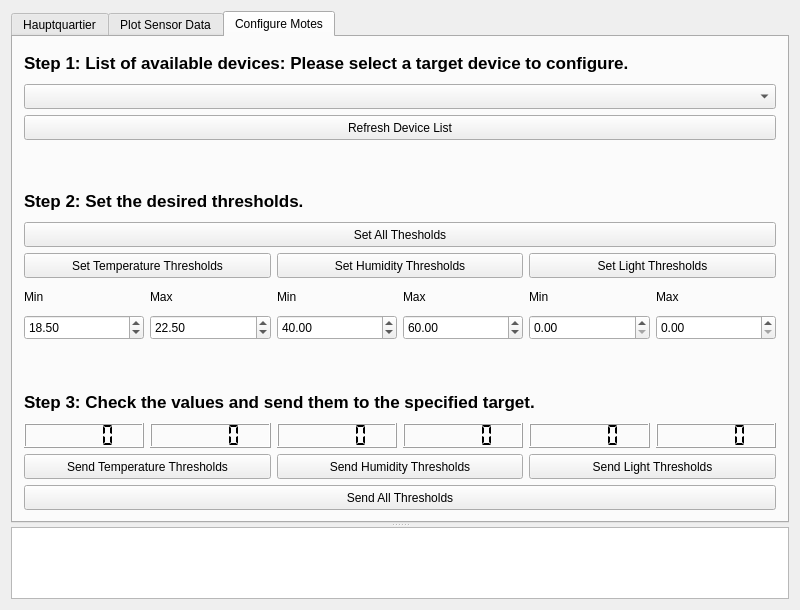
Before: the Qt Designer form gui/mainwindow.ui in heat1q/plant.io, drawn with Qt 5.
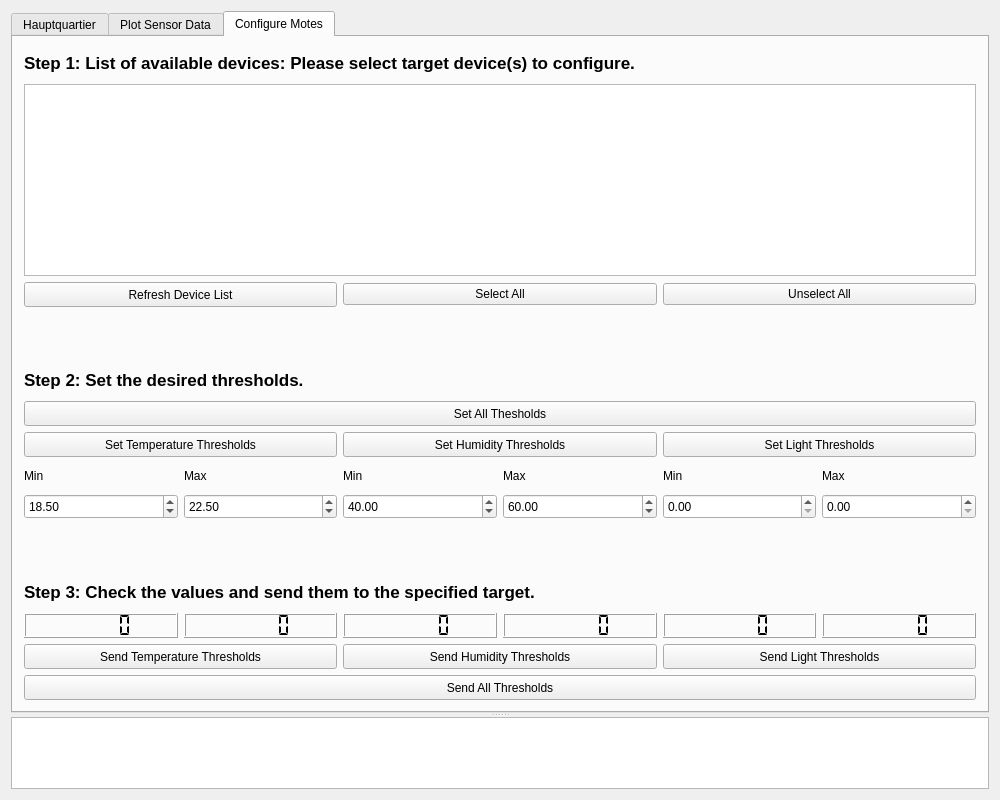
After: the same form once the commit is applied. The open tabs and pages were chosen to show the change. Custom widgets are drawn as their Qt base class.

Commit message: Added QListWidget for target node selection with full functionality of send-'PushButton's

The edit to the form file:
```diff
--- a/gui/mainwindow.ui
+++ b/gui/mainwindow.ui
@@ -6,8 +6,8 @@
    <rect>
     <x>0</x>
     <y>0</y>
-    <width>800</width>
-    <height>610</height>
+    <width>1000</width>
+    <height>800</height>
    </rect>
   </property>
   <property name="windowTitle">
@@ -530,27 +530,8 @@
          <property name="sizeConstraint">
           <enum>QLayout::SetDefaultConstraint</enum>
          </property>
-         <item row="5" column="0" colspan="6">
-          <widget class="QPushButton" name="pushButton_SetAll">
-           <property name="minimumSize">
-            <size>
-             <width>50</width>
-             <height>25</height>
-            </size>
-           </property>
-           <property name="maximumSize">
-            <size>
-             <width>16777215</width>
-             <height>25</height>
-            </size>
-           </property>
-           <property name="text">
-            <string>Set All Thesholds</string>
-           </property>
-          </widget>
-         </item>
-         <item row="14" column="0">
-          <widget class="QLCDNumber" name="lcdNumber_MinTemp">
+         <item row="15" column="5">
+          <widget class="QLCDNumber" name="lcdNumber_MaxLight">
            <property name="minimumSize">
             <size>
              <width>50</width>
@@ -568,8 +549,8 @@
            </property>
           </widget>
          </item>
-         <item row="7" column="3">
-          <widget class="QLabel" name="label_6">
+         <item row="9" column="5">
+          <widget class="QDoubleSpinBox" name="doubleSpinBox_MaxLight">
            <property name="minimumSize">
             <size>
              <width>50</width>
@@ -582,12 +563,9 @@
              <height>25</height>
             </size>
            </property>
-           <property name="text">
-            <string>Max</string>
-           </property>
           </widget>
          </item>
-         <item row="7" column="5">
+         <item row="8" column="5">
           <widget class="QLabel" name="label_8">
            <property name="minimumSize">
             <size>
@@ -606,120 +584,6 @@
            </property>
           </widget>
          </item>
-         <item row="14" column="4">
-          <widget class="QLCDNumber" name="lcdNumber_MinLight">
-           <property name="minimumSize">
-            <size>
-             <width>50</width>
-             <height>25</height>
-            </size>
-           </property>
-           <property name="maximumSize">
-            <size>
-             <width>16777215</width>
-             <height>25</height>
-            </size>
-           </property>
-           <property name="segmentStyle">
-            <enum>QLCDNumber::Flat</enum>
-           </property>
-          </widget>
-         </item>
-         <item row="15" column="2" colspan="2">
-          <widget class="QPushButton" name="pushButton_SendHum">
-           <property name="minimumSize">
-            <size>
-             <width>50</width>
-             <height>25</height>
-            </size>
-           </property>
-           <property name="maximumSize">
-            <size>
-             <width>16777215</width>
-             <height>25</height>
-            </size>
-           </property>
-           <property name="text">
-            <string>Send Humidity Thresholds</string>
-           </property>
-          </widget>
-         </item>
-         <item row="8" column="3">
-          <widget class="QDoubleSpinBox" name="doubleSpinBox_MaxHum">
-           <property name="minimumSize">
-            <size>
-             <width>50</width>
-             <height>25</height>
-            </size>
-           </property>
-           <property name="maximumSize">
-            <size>
-             <width>16777215</width>
-             <height>25</height>
-            </size>
-           </property>
-           <property name="value">
-            <double>60.000000000000000</double>
-           </property>
-          </widget>
-         </item>
-         <item row="7" column="0">
-          <widget class="QLabel" name="label_3">
-           <property name="minimumSize">
-            <size>
-             <width>50</width>
-             <height>25</height>
-            </size>
-           </property>
-           <property name="maximumSize">
-            <size>
-             <width>16777215</width>
-             <height>25</height>
-            </size>
-           </property>
-           <property name="text">
-            <string>Min</string>
-           </property>
-          </widget>
-         </item>
-         <item row="14" column="2">
-          <widget class="QLCDNumber" name="lcdNumber_MinHum">
-           <property name="minimumSize">
-            <size>
-             <width>50</width>
-             <height>25</height>
-            </size>
-           </property>
-           <property name="maximumSize">
-            <size>
-             <width>16777215</width>
-             <height>25</height>
-            </size>
-           </property>
-           <property name="segmentStyle">
-            <enum>QLCDNumber::Flat</enum>
-           </property>
-          </widget>
-         </item>
-         <item row="15" column="0" colspan="2">
-          <widget class="QPushButton" name="pushButton_SendTemp">
-           <property name="minimumSize">
-            <size>
-             <width>50</width>
-             <height>25</height>
-            </size>
-           </property>
-           <property name="maximumSize">
-            <size>
-             <width>16777215</width>
-             <height>25</height>
-            </size>
-           </property>
-           <property name="text">
-            <string>Send Temperature Thresholds</string>
-           </property>
-          </widget>
-         </item>
          <item row="0" column="0" colspan="6">
           <widget class="QLabel" name="label_Step1">
            <property name="sizePolicy">
@@ -750,65 +614,12 @@
             </font>
            </property>
            <property name="text">
-            <string>Step 1: List of available devices: Please select a target device to configure.</string>
+            <string>Step 1: List of available devices: Please select target device(s) to configure.</string>
            </property>
           </widget>
          </item>
-         <item row="14" column="5">
-          <widget class="QLCDNumber" name="lcdNumber_MaxLight">
-           <property name="minimumSize">
-            <size>
-             <width>50</width>
-             <height>25</height>
-            </size>
-           </property>
-           <property name="maximumSize">
-            <size>
-             <width>16777215</width>
-             <height>25</height>
-            </size>
-           </property>
-           <property name="segmentStyle">
-            <enum>QLCDNumber::Flat</enum>
-           </property>
-          </widget>
-         </item>
-         <item row="10" column="0" colspan="6">
-          <widget class="QLabel" name="label_Step3">
-           <property name="sizePolicy">
-            <sizepolicy hsizetype="Preferred" vsizetype="Fixed">
-             <horstretch>0</horstretch>
-             <verstretch>0</verstretch>
-            </sizepolicy>
-           </property>
-           <property name="minimumSize">
-            <size>
-             <width>0</width>
-             <height>30</height>
-            </size>
-           </property>
-           <property name="maximumSize">
-            <size>
-             <width>16777215</width>
-             <height>30</height>
-            </size>
-           </property>
-           <property name="font">
-            <font>
-             <pointsize>13</pointsize>
-             <weight>75</weight>
-             <italic>false</italic>
-             <bold>true</bold>
-             <underline>false</underline>
-            </font>
-           </property>
-           <property name="text">
-            <string>Step 3: Check the values and send them to the specified target.</string>
-           </property>
-          </widget>
-         </item>
-         <item row="7" column="4">
-          <widget class="QLabel" name="label_7">
+         <item row="8" column="0">
+          <widget class="QLabel" name="label_3">
            <property name="minimumSize">
             <size>
              <width>50</width>
@@ -826,54 +637,7 @@
            </property>
           </widget>
          </item>
-         <item row="1" column="0" colspan="6">
-          <widget class="QComboBox" name="comboBox_Config">
-           <property name="sizePolicy">
-            <sizepolicy hsizetype="Preferred" vsizetype="Fixed">
-             <horstretch>0</horstretch>
-             <verstretch>0</verstretch>
-            </sizepolicy>
-           </property>
-           <property name="minimumSize">
-            <size>
-             <width>50</width>
-             <height>25</height>
-            </size>
-           </property>
-           <property name="maximumSize">
-            <size>
-             <width>16777215</width>
-             <height>25</height>
-            </size>
-           </property>
-           <property name="toolTip">
-            <string>&lt;html&gt;&lt;head/&gt;&lt;body&gt;&lt;p&gt;&lt;br/&gt;&lt;/p&gt;&lt;/body&gt;&lt;/html&gt;</string>
-           </property>
-           <property name="accessibleName">
-            <string/>
-           </property>
-          </widget>
-         </item>
-         <item row="15" column="4" colspan="2">
-          <widget class="QPushButton" name="pushButton_SendLight">
-           <property name="minimumSize">
-            <size>
-             <width>50</width>
-             <height>25</height>
-            </size>
-           </property>
-           <property name="maximumSize">
-            <size>
-             <width>16777215</width>
-             <height>25</height>
-            </size>
-           </property>
-           <property name="text">
-            <string>Send Light Thresholds</string>
-           </property>
-          </widget>
-         </item>
-         <item row="14" column="1">
+         <item row="15" column="1">
           <widget class="QLCDNumber" name="lcdNumber_MaxTemp">
            <property name="minimumSize">
             <size>
@@ -892,8 +656,8 @@
            </property>
           </widget>
          </item>
-         <item row="7" column="1">
-          <widget class="QLabel" name="label_4">
+         <item row="17" column="0" colspan="6">
+          <widget class="QPushButton" name="pushButton_SendAll">
            <property name="minimumSize">
             <size>
              <width>50</width>
@@ -907,45 +671,107 @@
             </size>
            </property>
            <property name="text">
-            <string>Max</string>
+            <string>Send All Thresholds</string>
            </property>
           </widget>
          </item>
          <item row="4" column="0" colspan="6">
-          <widget class="QLabel" name="label_Step2">
-           <property name="sizePolicy">
-            <sizepolicy hsizetype="Preferred" vsizetype="Fixed">
-             <horstretch>0</horstretch>
-             <verstretch>0</verstretch>
-            </sizepolicy>
+          <spacer name="verticalSpacer">
+           <property name="orientation">
+            <enum>Qt::Vertical</enum>
            </property>
+           <property name="sizeType">
+            <enum>QSizePolicy::Expanding</enum>
+           </property>
+           <property name="sizeHint" stdset="0">
+            <size>
+             <width>20</width>
+             <height>50</height>
+            </size>
+           </property>
+          </spacer>
+         </item>
+         <item row="2" column="0" colspan="6">
+          <widget class="QListWidget" name="listWidget">
+           <property name="selectionMode">
+            <enum>QAbstractItemView::MultiSelection</enum>
+           </property>
+          </widget>
+         </item>
+         <item row="9" column="0">
+          <widget class="QDoubleSpinBox" name="doubleSpinBox_MinTemp">
            <property name="minimumSize">
             <size>
-             <width>0</width>
-             <height>30</height>
+             <width>50</width>
+             <height>25</height>
             </size>
            </property>
            <property name="maximumSize">
             <size>
              <width>16777215</width>
-             <height>30</height>
+             <height>25</height>
             </size>
            </property>
-           <property name="font">
-            <font>
-             <pointsize>13</pointsize>
-             <weight>75</weight>
-             <italic>false</italic>
-             <bold>true</bold>
-             <underline>false</underline>
-            </font>
+           <property name="value">
+            <double>18.500000000000000</double>
            </property>
+          </widget>
+         </item>
+         <item row="8" column="2">
+          <widget class="QLabel" name="label_5">
+           <property name="minimumSize">
+            <size>
+             <width>50</width>
+             <height>25</height>
+            </size>
+           </property>
+           <property name="maximumSize">
+            <size>
+             <width>16777215</width>
+             <height>25</height>
+            </size>
+           </property>
            <property name="text">
-            <string>Step 2: Set the desired thresholds.</string>
+            <string>Min</string>
            </property>
           </widget>
          </item>
-         <item row="6" column="2" colspan="2">
+         <item row="10" column="0" colspan="6">
+          <spacer name="verticalSpacer_2">
+           <property name="orientation">
+            <enum>Qt::Vertical</enum>
+           </property>
+           <property name="sizeType">
+            <enum>QSizePolicy::Expanding</enum>
+           </property>
+           <property name="sizeHint" stdset="0">
+            <size>
+             <width>20</width>
+             <height>50</height>
+            </size>
+           </property>
+          </spacer>
+         </item>
+         <item row="8" column="1">
+          <widget class="QLabel" name="label_4">
+           <property name="minimumSize">
+            <size>
+             <width>50</width>
+             <height>25</height>
+            </size>
+           </property>
+           <property name="maximumSize">
+            <size>
+             <width>16777215</width>
+             <height>25</height>
+            </size>
+           </property>
+           <property name="text">
+            <string>Max</string>
+           </property>
+          </widget>
+         </item>
+         <item row="7" column="2" colspan="2">
           <widget class="QPushButton" name="pushButton_SetHum">
            <property name="minimumSize">
             <size>
@@ -964,7 +790,190 @@
            </property>
           </widget>
          </item>
-         <item row="6" column="4" colspan="2">
+         <item row="15" column="2">
+          <widget class="QLCDNumber" name="lcdNumber_MinHum">
+           <property name="minimumSize">
+            <size>
+             <width>50</width>
+             <height>25</height>
+            </size>
+           </property>
+           <property name="maximumSize">
+            <size>
+             <width>16777215</width>
+             <height>25</height>
+            </size>
+           </property>
+           <property name="segmentStyle">
+            <enum>QLCDNumber::Flat</enum>
+           </property>
+          </widget>
+         </item>
+         <item row="5" column="0" colspan="6">
+          <widget class="QLabel" name="label_Step2">
+           <property name="sizePolicy">
+            <sizepolicy hsizetype="Preferred" vsizetype="Fixed">
+             <horstretch>0</horstretch>
+             <verstretch>0</verstretch>
+            </sizepolicy>
+           </property>
+           <property name="minimumSize">
+            <size>
+             <width>0</width>
+             <height>30</height>
+            </size>
+           </property>
+           <property name="maximumSize">
+            <size>
+             <width>16777215</width>
+             <height>30</height>
+            </size>
+           </property>
+           <property name="font">
+            <font>
+             <pointsize>13</pointsize>
+             <weight>75</weight>
+             <italic>false</italic>
+             <bold>true</bold>
+             <underline>false</underline>
+            </font>
+           </property>
+           <property name="text">
+            <string>Step 2: Set the desired thresholds.</string>
+           </property>
+          </widget>
+         </item>
+         <item row="8" column="3">
+          <widget class="QLabel" name="label_6">
+           <property name="minimumSize">
+            <size>
+             <width>50</width>
+             <height>25</height>
+            </size>
+           </property>
+           <property name="maximumSize">
+            <size>
+             <width>16777215</width>
+             <height>25</height>
+            </size>
+           </property>
+           <property name="text">
+            <string>Max</string>
+           </property>
+          </widget>
+         </item>
+         <item row="16" column="0" colspan="2">
+          <widget class="QPushButton" name="pushButton_SendTemp">
+           <property name="minimumSize">
+            <size>
+             <width>50</width>
+             <height>25</height>
+            </size>
+           </property>
+           <property name="maximumSize">
+            <size>
+             <width>16777215</width>
+             <height>25</height>
+            </size>
+           </property>
+           <property name="text">
+            <string>Send Temperature Thresholds</string>
+           </property>
+          </widget>
+         </item>
+         <item row="9" column="4">
+          <widget class="QDoubleSpinBox" name="doubleSpinBox_MinLight">
+           <property name="minimumSize">
+            <size>
+             <width>50</width>
+             <height>25</height>
+            </size>
+           </property>
+           <property name="maximumSize">
+            <size>
+             <width>16777215</width>
+             <height>25</height>
+            </size>
+           </property>
+          </widget>
+         </item>
+         <item row="15" column="3">
+          <widget class="QLCDNumber" name="lcdNumber_MaxHum">
+           <property name="minimumSize">
+            <size>
+             <width>50</width>
+             <height>25</height>
+            </size>
+           </property>
+           <property name="maximumSize">
+            <size>
+             <width>16777215</width>
+             <height>25</height>
+            </size>
+           </property>
+           <property name="segmentStyle">
+            <enum>QLCDNumber::Flat</enum>
+           </property>
+          </widget>
+         </item>
+         <item row="9" column="3">
+          <widget class="QDoubleSpinBox" name="doubleSpinBox_MaxHum">
+           <property name="minimumSize">
+            <size>
+             <width>50</width>
+             <height>25</height>
+            </size>
+           </property>
+           <property name="maximumSize">
+            <size>
+             <width>16777215</width>
+             <height>25</height>
+            </size>
+           </property>
+           <property name="value">
+            <double>60.000000000000000</double>
+           </property>
+          </widget>
+         </item>
+         <item row="15" column="4">
+          <widget class="QLCDNumber" name="lcdNumber_MinLight">
+           <property name="minimumSize">
+            <size>
+             <width>50</width>
+             <height>25</height>
+            </size>
+           </property>
+           <property name="maximumSize">
+            <size>
+             <width>16777215</width>
+             <height>25</height>
+            </size>
+           </property>
+           <property name="segmentStyle">
+            <enum>QLCDNumber::Flat</enum>
+           </property>
+          </widget>
+         </item>
+         <item row="16" column="2" colspan="2">
+          <widget class="QPushButton" name="pushButton_SendHum">
+           <property name="minimumSize">
+            <size>
+             <width>50</width>
+             <height>25</height>
+            </size>
+           </property>
+           <property name="maximumSize">
+            <size>
+             <width>16777215</width>
+             <height>25</height>
+            </size>
+           </property>
+           <property name="text">
+            <string>Send Humidity Thresholds</string>
+           </property>
+          </widget>
+         </item>
+         <item row="7" column="4" colspan="2">
           <widget class="QPushButton" name="pushButton_SetLight">
            <property name="minimumSize">
             <size>
@@ -983,7 +992,155 @@
            </property>
           </widget>
          </item>
-         <item row="8" column="1">
+         <item row="8" column="4">
+          <widget class="QLabel" name="label_7">
+           <property name="minimumSize">
+            <size>
+             <width>50</width>
+             <height>25</height>
+            </size>
+           </property>
+           <property name="maximumSize">
+            <size>
+             <width>16777215</width>
+             <height>25</height>
+            </size>
+           </property>
+           <property name="text">
+            <string>Min</string>
+           </property>
+          </widget>
+         </item>
+         <item row="6" column="0" colspan="6">
+          <widget class="QPushButton" name="pushButton_SetAll">
+           <property name="minimumSize">
+            <size>
+             <width>50</width>
+             <height>25</height>
+            </size>
+           </property>
+           <property name="maximumSize">
+            <size>
+             <width>16777215</width>
+             <height>25</height>
+            </size>
+           </property>
+           <property name="text">
+            <string>Set All Thesholds</string>
+           </property>
+          </widget>
+         </item>
+         <item row="9" column="2">
+          <widget class="QDoubleSpinBox" name="doubleSpinBox_MinHum">
+           <property name="minimumSize">
+            <size>
+             <width>50</width>
+             <height>25</height>
+            </size>
+           </property>
+           <property name="maximumSize">
+            <size>
+             <width>16777215</width>
+             <height>25</height>
+            </size>
+           </property>
+           <property name="value">
+            <double>40.000000000000000</double>
+           </property>
+          </widget>
+         </item>
+         <item row="16" column="4" colspan="2">
+          <widget class="QPushButton" name="pushButton_SendLight">
+           <property name="minimumSize">
+            <size>
+             <width>50</width>
+             <height>25</height>
+            </size>
+           </property>
+           <property name="maximumSize">
+            <size>
+             <width>16777215</width>
+             <height>25</height>
+            </size>
+           </property>
+           <property name="text">
+            <string>Send Light Thresholds</string>
+           </property>
+          </widget>
+         </item>
+         <item row="11" column="0" colspan="6">
+          <widget class="QLabel" name="label_Step3">
+           <property name="sizePolicy">
+            <sizepolicy hsizetype="Preferred" vsizetype="Fixed">
+             <horstretch>0</horstretch>
+             <verstretch>0</verstretch>
+            </sizepolicy>
+           </property>
+           <property name="minimumSize">
+            <size>
+             <width>0</width>
+             <height>30</height>
+            </size>
+           </property>
+           <property name="maximumSize">
+            <size>
+             <width>16777215</width>
+             <height>30</height>
+            </size>
+           </property>
+           <property name="font">
+            <font>
+             <pointsize>13</pointsize>
+             <weight>75</weight>
+             <italic>false</italic>
+             <bold>true</bold>
+             <underline>false</underline>
+            </font>
+           </property>
+           <property name="text">
+            <string>Step 3: Check the values and send them to the specified target.</string>
+           </property>
+          </widget>
+         </item>
+         <item row="15" column="0">
+          <widget class="QLCDNumber" name="lcdNumber_MinTemp">
+           <property name="minimumSize">
+            <size>
+             <width>50</width>
+             <height>25</height>
+            </size>
+           </property>
+           <property name="maximumSize">
+            <size>
+             <width>16777215</width>
+             <height>25</height>
+            </size>
+           </property>
+           <property name="segmentStyle">
+            <enum>QLCDNumber::Flat</enum>
+           </property>
+          </widget>
+         </item>
+         <item row="7" column="0" colspan="2">
+          <widget class="QPushButton" name="pushButton_SetTemp">
+           <property name="minimumSize">
+            <size>
+             <width>50</width>
+             <height>25</height>
+            </size>
+           </property>
+           <property name="maximumSize">
+            <size>
+             <width>16777215</width>
+             <height>25</height>
+            </size>
+           </property>
+           <property name="text">
+            <string>Set Temperature Thresholds</string>
+           </property>
+          </widget>
+         </item>
+         <item row="9" column="1">
           <widget class="QDoubleSpinBox" name="doubleSpinBox_MaxTemp">
            <property name="minimumSize">
             <size>
@@ -1002,7 +1159,7 @@
            </property>
           </widget>
          </item>
-         <item row="2" column="0" colspan="6">
+         <item row="3" column="0" colspan="2">
           <widget class="QPushButton" name="pushButton_Refresh">
            <property name="minimumSize">
             <size>
@@ -1021,181 +1178,17 @@
            </property>
           </widget>
          </item>
-         <item row="7" column="2">
-          <widget class="QLabel" name="label_5">
-           <property name="minimumSize">
-            <size>
-             <width>50</width>
-             <height>25</height>
-            </size>
-           </property>
-           <property name="maximumSize">
-            <size>
-             <width>16777215</width>
-             <height>25</height>
-            </size>
-           </property>
+         <item row="3" column="2" colspan="2">
+          <widget class="QPushButton" name="pushButton_SelectAll">
            <property name="text">
-            <string>Min</string>
+            <string>Select All</string>
            </property>
           </widget>
          </item>
-         <item row="3" column="0" colspan="6">
-          <spacer name="verticalSpacer">
-           <property name="orientation">
-            <enum>Qt::Vertical</enum>
-           </property>
-           <property name="sizeType">
-            <enum>QSizePolicy::Expanding</enum>
-           </property>
-           <property name="sizeHint" stdset="0">
-            <size>
-             <width>20</width>
-             <height>50</height>
-            </size>
-           </property>
-          </spacer>
-         </item>
-         <item row="8" column="0">
-          <widget class="QDoubleSpinBox" name="doubleSpinBox_MinTemp">
-           <property name="minimumSize">
-            <size>
-             <width>50</width>
-             <height>25</height>
-            </size>
-           </property>
-           <property name="maximumSize">
-            <size>
-             <width>16777215</width>
-             <height>25</height>
-            </size>
-           </property>
-           <property name="value">
-            <double>18.500000000000000</double>
-           </property>
-          </widget>
-         </item>
-         <item row="8" column="5">
-          <widget class="QDoubleSpinBox" name="doubleSpinBox_MaxLight">
-           <property name="minimumSize">
-            <size>
-             <width>50</width>
-             <height>25</height>
-            </size>
-           </property>
-           <property name="maximumSize">
-            <size>
-             <width>16777215</width>
-             <height>25</height>
-            </size>
-           </property>
-          </widget>
-         </item>
-         <item row="6" column="0" colspan="2">
-          <widget class="QPushButton" name="pushButton_SetTemp">
-           <property name="minimumSize">
-            <size>
-             <width>50</width>
-             <height>25</height>
-            </size>
-           </property>
-           <property name="maximumSize">
-            <size>
-             <width>16777215</width>
-             <height>25</height>
-            </size>
-           </property>
+         <item row="3" column="4" colspan="2">
+          <widget class="QPushButton" name="pushButton_UnselectAll">
            <property name="text">
-            <string>Set Temperature Thresholds</string>
-           </property>
-          </widget>
-         </item>
-         <item row="8" column="4">
-          <widget class="QDoubleSpinBox" name="doubleSpinBox_MinLight">
-           <property name="minimumSize">
-            <size>
-             <width>50</width>
-             <height>25</height>
-            </size>
-           </property>
-           <property name="maximumSize">
-            <size>
-             <width>16777215</width>
-             <height>25</height>
-            </size>
-           </property>
-          </widget>
-         </item>
-         <item row="14" column="3">
-          <widget class="QLCDNumber" name="lcdNumber_MaxHum">
-           <property name="minimumSize">
-            <size>
-             <width>50</width>
-             <height>25</height>
-            </size>
-           </property>
-           <property name="maximumSize">
-            <size>
-             <width>16777215</width>
-             <height>25</height>
-            </size>
-           </property>
-           <property name="segmentStyle">
-            <enum>QLCDNumber::Flat</enum>
-           </property>
-          </widget>
-         </item>
-         <item row="16" column="0" colspan="6">
-          <widget class="QPushButton" name="pushButton_SendAll">
-           <property name="minimumSize">
-            <size>
-             <width>50</width>
-             <height>25</height>
-            </size>
-           </property>
-           <property name="maximumSize">
-            <size>
-             <width>16777215</width>
-             <height>25</height>
-            </size>
-           </property>
-           <property name="text">
-            <string>Send All Thresholds</string>
-           </property>
-          </widget>
-         </item>
-         <item row="9" column="0" colspan="6">
-          <spacer name="verticalSpacer_2">
-           <property name="orientation">
-            <enum>Qt::Vertical</enum>
-           </property>
-           <property name="sizeType">
-            <enum>QSizePolicy::Expanding</enum>
-           </property>
-           <property name="sizeHint" stdset="0">
-            <size>
-             <width>20</width>
-             <height>50</height>
-            </size>
-           </property>
-          </spacer>
-         </item>
-         <item row="8" column="2">
-          <widget class="QDoubleSpinBox" name="doubleSpinBox_MinHum">
-           <property name="minimumSize">
-            <size>
-             <width>50</width>
-             <height>25</height>
-            </size>
-           </property>
-           <property name="maximumSize">
-            <size>
-             <width>16777215</width>
-             <height>25</height>
-            </size>
-           </property>
-           <property name="value">
-            <double>40.000000000000000</double>
+            <string>Unselect All</string>
            </property>
           </widget>
          </item>
```
Left out of the diff: 2 changed lines with no effect on the pictures. The commit also changes 2 other files.
